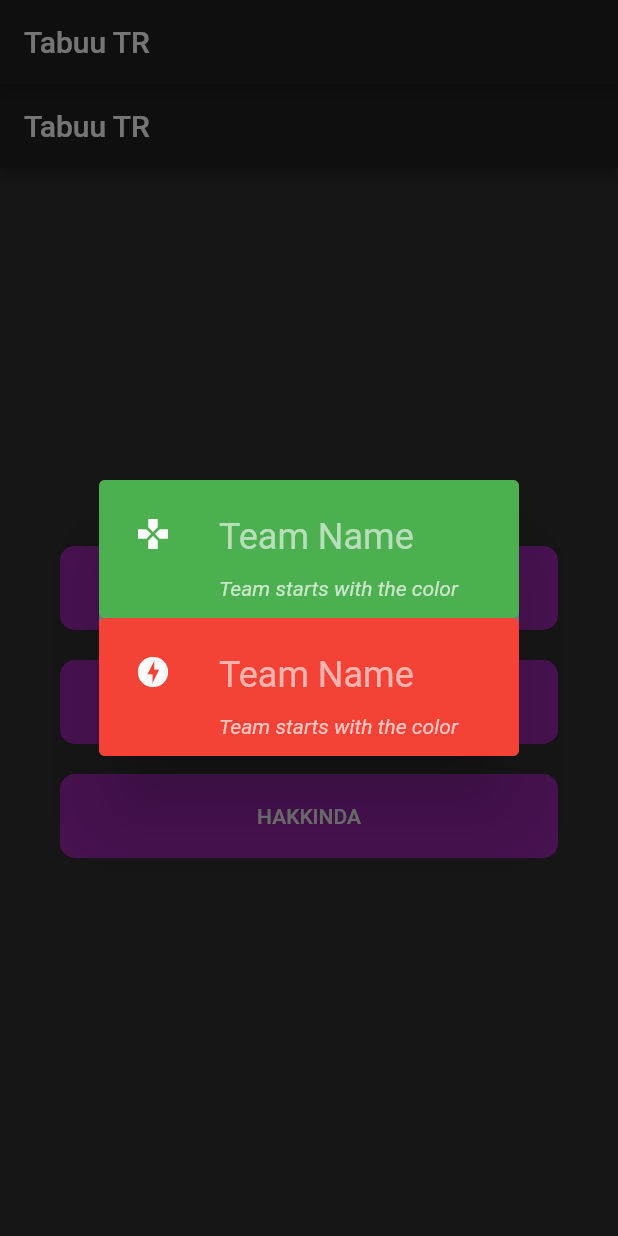
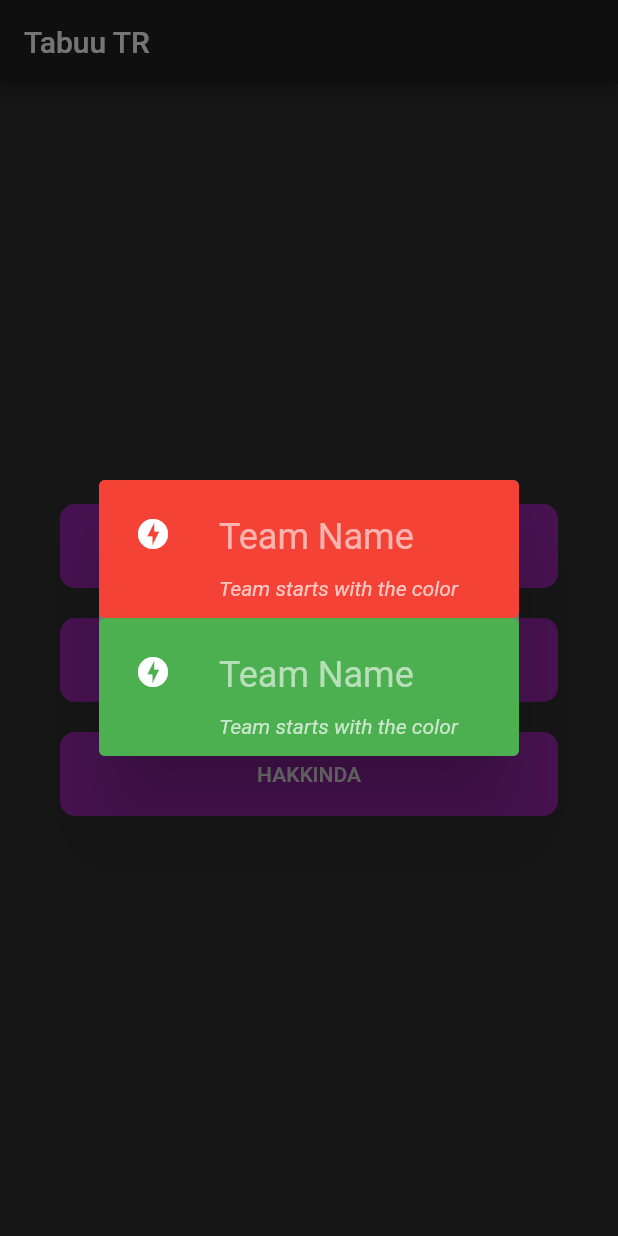
Before and after one commit to acsahin/tabuu_app, a Flutter app: the screen it shows after launch, after a tap on "OYNA", on a phone screen of 412 x 824 dp. Run offline on Flutter 3.47's test engine with Material 2 defaults, Android fonts, the phone set to English and light mode, and no system bars.

Commit message:
Provider package has been added. Pop up screen modified for choosing the team colors.

```diff
--- a/lib/main.dart
+++ b/lib/main.dart
@@ -6,19 +6,13 @@ void main() {
 }
 
 class MyApp extends StatelessWidget {
-  // This widget is the root of your application.
   @override
   Widget build(BuildContext context) {
     return MaterialApp(
       theme: ThemeData.dark(),
-      title: 'Flutter Demo',
+      title: 'Tabuu TR',
       home: SafeArea(
-        child: Scaffold(
-          appBar: AppBar(
-            title: Text('Tabuu TR'),
-          ),
-          body: MainScreen(),
-        ),
+        child: MainScreen(),
       ),
     );
   }
--- /dev/null
+++ b/lib/models/team_data.dart
@@ -0,0 +1,29 @@
+import 'package:flutter/material.dart';
+
+class TeamData extends ChangeNotifier{
+  List<Color> teamColors = [Colors.orange, Colors.grey, Colors.yellow, Colors.indigo];
+  Color team1Color = Colors.red;
+  Color team2Color = Colors.green;
+
+//  Color changeColor(Color color) {
+//    Color newColor = teamColors.first;
+//    teamColors.removeAt(0);
+//    teamColors.add(color);
+//    return newColor;
+//  }
+
+  void changeTeam1Color() {
+    teamColors.add(team1Color);
+    team1Color = teamColors.first;
+    teamColors.removeAt(0);
+    print('new color ${team1Color}');
+    notifyListeners();
+  }
+
+  void changeTeam2Color() {
+    teamColors.add(team2Color);
+    team2Color = teamColors.first;
+    teamColors.removeAt(0);
+    notifyListeners();
+  }
+}
--- a/lib/screens/main_screen.dart
+++ b/lib/screens/main_screen.dart
@@ -1,5 +1,12 @@
 import 'package:flutter/material.dart';
 import 'package:flutter/services.dart';
+import 'package:provider/provider.dart';
+import 'package:tabuu_app/models/team_data.dart';
+
+enum TeamNumber {
+  team1,
+  team2,
+}
 
 class MainScreen extends StatelessWidget {
   @override
@@ -38,55 +45,56 @@ class MainScreen extends StatelessWidget {
   }
 }
 
-class SettingsDialog extends StatelessWidget {
+class SettingsDialog extends StatefulWidget {
+  @override
+  _SettingsDialogState createState() => _SettingsDialogState();
+}
+
+class _SettingsDialogState extends State<SettingsDialog> {
   @override
   Widget build(BuildContext context) {
-    return SimpleDialog(
+    return ChangeNotifierProvider(
+      create: (context) => TeamData(),
+      child: SimpleDialog(
         contentPadding: EdgeInsets.all(0.0),
         backgroundColor: Colors.grey[600],
         children: <Widget>[
           TeamCard(
-          teamColor: Colors.green,
-          teamIcon: Icons.games,
+            selectedTeam: TeamNumber.team1,
           ),
           TeamCard(
-          teamColor: Colors.red,
-          teamIcon: Icons.offline_bolt,
-        )
+            selectedTeam: TeamNumber.team2,
+          ),
         ],
+      ),
     );
   }
 }
 
-class TeamCard extends StatefulWidget {
-  Color teamColor;
-  IconData teamIcon;
+class TeamCard extends StatelessWidget {
+  final TeamNumber selectedTeam;
 
-  TeamCard({this.teamColor, this.teamIcon});
+  TeamCard({this.selectedTeam});
 
-  @override
-  _TeamCardState createState() => _TeamCardState();
-}
-
-class _TeamCardState extends State<TeamCard> {
-  @override
   Widget build(BuildContext context) {
+    return GestureDetector(
+      onTap: () {
+        selectedTeam == TeamNumber.team1
+            ? Provider.of<TeamData>(context, listen: false).changeTeam1Color()
+            : Provider.of<TeamData>(context, listen: false).changeTeam2Color();
+      },
+      child: Consumer<TeamData>(
+        builder: (context, teamData, child) {
           return Card(
             margin: EdgeInsets.all(0.0),
-      color: widget.teamColor,
+            color: selectedTeam == TeamNumber.team1
+                ? teamData.team1Color
+                : teamData.team2Color,
             elevation: 0.0,
             child: Padding(
               padding: EdgeInsets.all(8.0),
               child: ListTile(
-          leading: GestureDetector(
-            onTap: () {
-              setState(() {
-                widget.teamIcon = Icons.ac_unit;
-                widget.teamColor = Colors.lightBlueAccent;
-              });
-            },
-            child: Icon(widget.teamIcon),
-          ),
+                leading: Icon(Icons.offline_bolt),
                 title: TextField(
                   decoration: InputDecoration(
                     hintText: 'Team Name',
@@ -105,6 +113,9 @@ class _TeamCardState extends State<TeamCard> {
                   ),
                 ),
               ),
+            ),
+          );
+        },
       ),
     );
   }
--- a/pubspec.yaml
+++ b/pubspec.yaml
@@ -28,6 +28,7 @@ dependencies:
   # The following adds the Cupertino Icons font to your application.
   # Use with the CupertinoIcons class for iOS style icons.
   cupertino_icons: ^0.1.3
+  provider: ^4.3.1
 
 dev_dependencies:
   flutter_test:
```
Also changed, not shown: lib/screens/game_settings_screen.dart (+15 -0 lines), lib/screens/play_screen.dart (+13 -0 lines), lib/constants.dart (added), pubspec.lock. Lines whose indentation alone changed are shown as unchanged.
